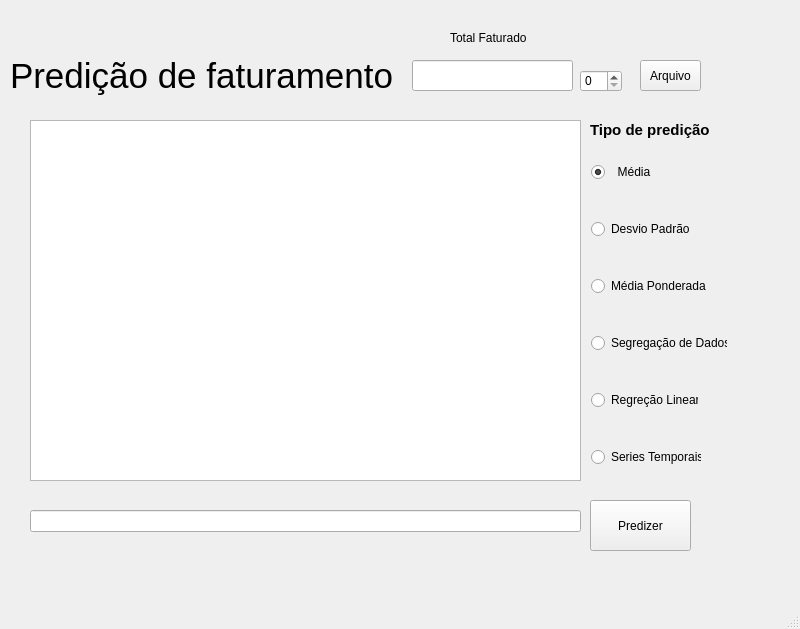
Before: the Qt Designer form projeto2predicaoFaturamento/predicao_faturamento/sistema.ui in Franciscocpierna/python_sistema_desktop_curso, drawn with Qt 5.
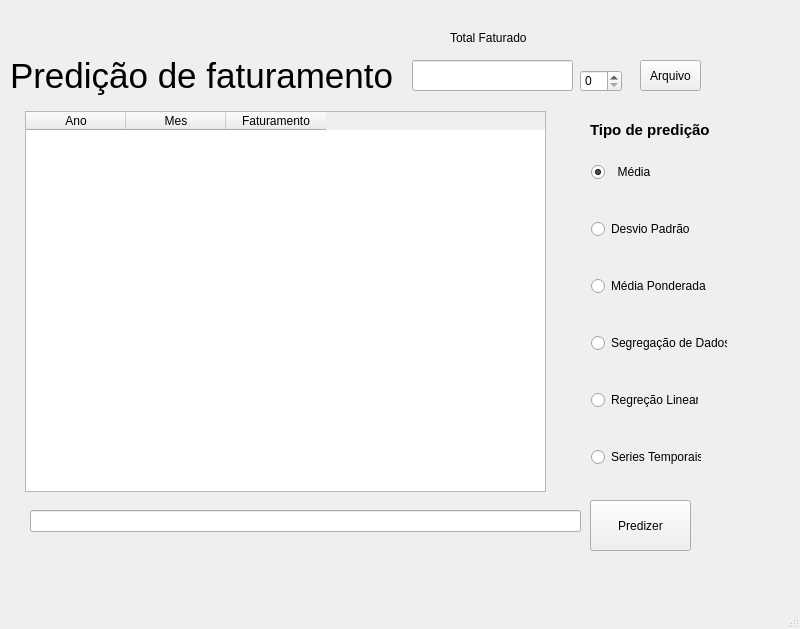
After: the same form once the commit is applied.

Commit message: projeto predicao faturamento  13/01/2026

The edit to the form file:
```diff
--- a/projeto2predicaoFaturamento/predicao_faturamento/sistema.ui
+++ b/projeto2predicaoFaturamento/predicao_faturamento/sistema.ui
@@ -27,16 +27,6 @@
      <string>Arquivo</string>
     </property>
    </widget>
-   <widget class="QTableView" name="tb_faturamaento">
-    <property name="geometry">
-     <rect>
-      <x>30</x>
-      <y>120</y>
-      <width>551</width>
-      <height>361</height>
-     </rect>
-    </property>
-   </widget>
    <widget class="QRadioButton" name="rb_desvio">
     <property name="geometry">
      <rect>
@@ -219,6 +209,31 @@
      <string>Tipo de predição</string>
     </property>
    </widget>
+   <widget class="QTableWidget" name="tb_faturamento">
+    <property name="geometry">
+     <rect>
+      <x>25</x>
+      <y>111</y>
+      <width>521</width>
+      <height>381</height>
+     </rect>
+    </property>
+    <column>
+     <property name="text">
+      <string>Ano</string>
+     </property>
+    </column>
+    <column>
+     <property name="text">
+      <string>Mes</string>
+     </property>
+    </column>
+    <column>
+     <property name="text">
+      <string>Faturamento</string>
+     </property>
+    </column>
+   </widget>
   </widget>
   <widget class="QMenuBar" name="menubar">
    <property name="geometry">
```
Left out of the diff: 2 changed lines with no effect on the pictures. The commit also changes 5 other files.
